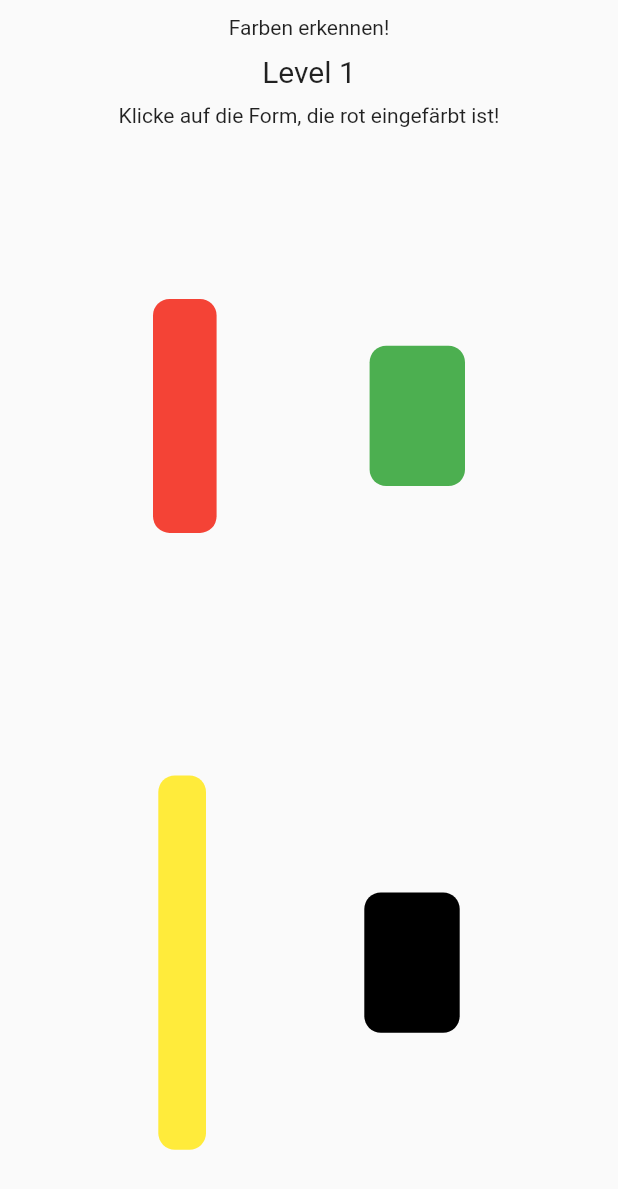
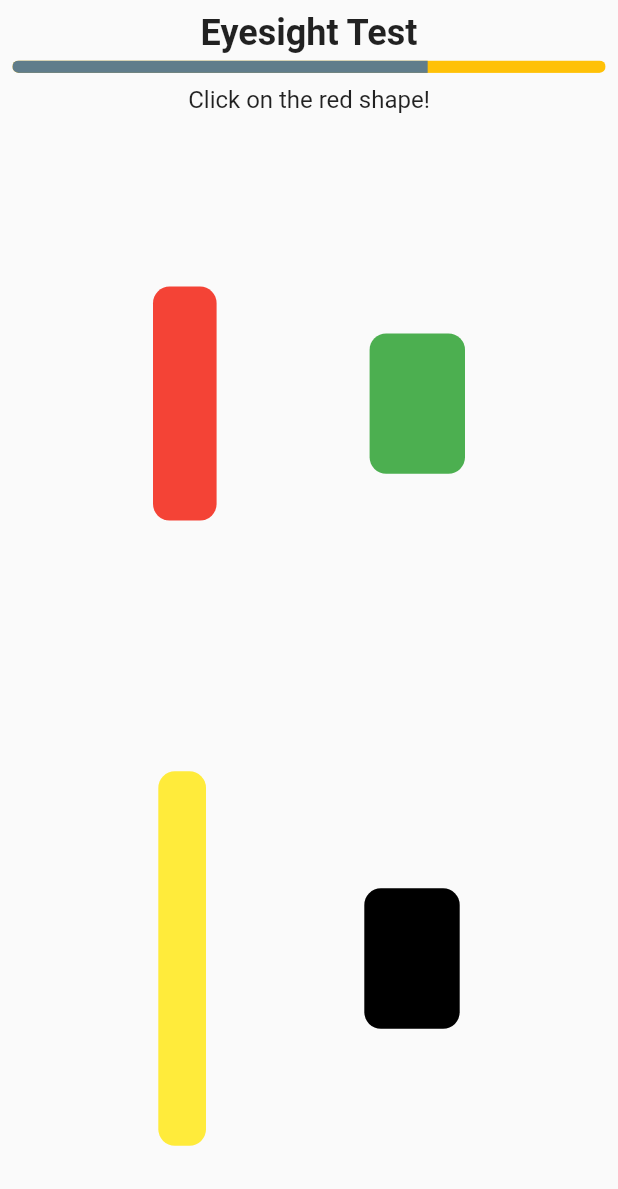
Before and after one commit to jdevacc20/die_vier_stunden_woche, a Flutter app: the LevelShapesWidget widget shown alone on an empty page, opened directly, on a phone screen of 412 x 824 dp. Shown: the top 1189 px of the screen. Run offline on Flutter 3.47's test engine with Material 2 defaults, Android fonts, the phone set to English and light mode, and no system bars; our stand-ins replace shared_preferences; accounts and stored records are empty.

Commit message:
Added LevelWrapper, wrapped Memory and Shapes

```diff
--- a/flutter_app/lib/levels/level_memory/level_memory_widget.dart
+++ b/flutter_app/lib/levels/level_memory/level_memory_widget.dart
@@ -1,9 +1,7 @@
 import 'package:flutter/material.dart';
 import 'package:flutter_app/levels/level_memory/level_memory_card_widget.dart';
-import 'package:flutter_app/models/level_model.dart';
+import 'package:flutter_app/levels/level_wrapper.dart';
 import 'dart:async';
-
-import 'package:provider/provider.dart';
 
 class LevelMemoryWidget extends StatefulWidget {
   const LevelMemoryWidget({super.key});
@@ -13,6 +11,7 @@ class LevelMemoryWidget extends StatefulWidget {
 }
 
 class _LevelMemoryWidget extends State<LevelMemoryWidget> {
+  bool done = false;
   int _curOpenIndex = -1; //index of the current open card
   List<LevelMemoryCardWidget> _cards = []; //all _cards
   List<int> _solved = []; //list of all _solved _cards
@@ -22,12 +21,10 @@ class _LevelMemoryWidget extends State<LevelMemoryWidget> {
   List<int> _indexCardToClose = []; //index of the card to close
   int timeLeftSecondCard = 0; //time left to select your second card
 
-  late LevelModel _levelModel;
-
   @override
   void initState() {
     super.initState();
-    _cards = generateMemory_Cards();
+    _cards = generateMemoryCards();
     _timer = Timer.periodic(const Duration(seconds: 1), (timer) {
       setState(() {
         if (_timeLeft == 1) {
@@ -51,29 +48,18 @@ class _LevelMemoryWidget extends State<LevelMemoryWidget> {
 
   @override
   Widget build(BuildContext context) {
-    return Scaffold(
-      body: Consumer<LevelModel>(builder: (context, value, child) {
-        _levelModel = value;
-        return Column(
-          children: [
-            const Center(
-              child: Text(
-                "Das ist ein Gedächtnistest!",
-              ),
-            ),
-            Expanded(
-              child: GridView.count(
-                crossAxisCount: 3,
-                children: _cards,
-              ),
-            )
-          ],
-        );
-      }),
-    );
+      return LevelWrapper(
+        title: "Memory Test",
+        description: "Find pairs of all Icons!",
+        done: done,
+        levelChild: GridView.count(
+          crossAxisCount: 3,
+          children: _cards,
+        ),
+      );
   }
 
-  List<LevelMemoryCardWidget> generateMemory_Cards() {
+  List<LevelMemoryCardWidget> generateMemoryCards() {
     List<int> items = [0, 0, 1, 1, 2, 2, 3, 3, 4, 5, 5, 6];
     items.shuffle();
     return List.generate(items.length, (index) {
@@ -179,7 +165,7 @@ class _LevelMemoryWidget extends State<LevelMemoryWidget> {
         _curOpenIndex = -1;
       });
       if (_cards.length == _solved.length) {
-        _levelModel.increaseLevel();
+        setState((){done = true;});
       }
     } else {
       //not the same card
@@ -195,14 +181,14 @@ class _LevelMemoryWidget extends State<LevelMemoryWidget> {
   ///replace old card with new card with new state
   void _changeCardState(int index, bool open) {
     LevelMemoryCardWidget old = _cards[index];
-    List<LevelMemoryCardWidget> new_cards = List.from(_cards);
-    new_cards[index] = LevelMemoryCardWidget(
+    List<LevelMemoryCardWidget> newCards = List.from(_cards);
+    newCards[index] = LevelMemoryCardWidget(
       icon: old.icon,
       iconType: old.iconType,
       onTap: onCardIsPressed,
       index: index,
       open: open,
     );
-    _cards = new_cards;
+    _cards = newCards;
   }
 }
--- a/flutter_app/lib/levels/level_shapes/level_shapes_widget.dart
+++ b/flutter_app/lib/levels/level_shapes/level_shapes_widget.dart
@@ -2,6 +2,7 @@ import 'dart:async';
 import 'dart:math';
 
 import 'package:flutter/material.dart';
+import 'package:flutter_app/levels/level_wrapper.dart';
 import 'package:flutter_app/models/level_model.dart';
 import 'package:provider/provider.dart';
 
@@ -13,6 +14,7 @@ class LevelShapesWidget extends StatefulWidget {
 }
 
 class _LevelShapesWidget extends State<LevelShapesWidget> {
+  bool done = false;
   Timer _timer = Timer(const Duration(seconds: 0), () {});
   int _level = 1;
   final int _levelCount = 3;
@@ -20,8 +22,6 @@ class _LevelShapesWidget extends State<LevelShapesWidget> {
   List<double> _widthFactors = [0.4, 0.6, 0.3, 0.6];
   List<Color> _colors = [Colors.red, Colors.green, Colors.yellow, Colors.black];
   int _timeLeft = 0;
-
-  late LevelModel _levelModel;
 
   final List<Color> _availableColors = [
     Colors.green,
@@ -39,7 +39,9 @@ class _LevelShapesWidget extends State<LevelShapesWidget> {
       if (_timeLeft > 0) {
         _timeLeft -= 1;
       } else if (_level == _levelCount) {
-        await _levelModel.increaseLevel();
+        setState(() {
+          done = true;
+        });
         timer.cancel();
       }
     });
@@ -53,24 +55,11 @@ class _LevelShapesWidget extends State<LevelShapesWidget> {
 
   @override
   Widget build(BuildContext context) {
-    return Scaffold(
-      body: Consumer<LevelModel>(
-        builder: (context, value, child) {
-          _levelModel = value;
-          return Column(
-            children: [
-              const Padding(
-                  padding: EdgeInsets.all(10), child: Text("Farben erkennen!")),
-              Text(
-                "Level $_level",
-                style: const TextStyle(fontSize: 20),
-              ),
-              const Padding(
-                padding: EdgeInsets.all(10),
-                child: Text("Klicke auf die Form, die rot eingefärbt ist!"),
-              ),
-              Expanded(
-                child: Column(
+    return LevelWrapper(
+      title: "Eyesight Test",
+      description: "Click on the red shape!",
+      done: done,
+      levelChild: Column(
         children: [
           Expanded(
             child: Row(
@@ -111,11 +100,6 @@ class _LevelShapesWidget extends State<LevelShapesWidget> {
             ),
           )
         ],
-                ),
-              )
-            ],
-          );
-        },
       ),
     );
   }
--- /dev/null
+++ b/flutter_app/lib/levels/level_wrapper.dart
@@ -0,0 +1,91 @@
+import 'package:flutter/material.dart';
+import 'package:provider/provider.dart';
+
+import '../models/level_model.dart';
+
+class LevelWrapper extends StatelessWidget {
+  final String title;
+  final String description;
+  final bool done;
+  final Widget levelChild;
+
+  const LevelWrapper(
+      {super.key,
+      required this.title,
+      required this.description,
+      required this.done,
+      required this.levelChild});
+
+  @override
+  Widget build(BuildContext context) {
+    return Consumer<LevelModel>(builder: (context, value, child) {
+      return SafeArea(
+        child: Scaffold(
+          body: Column(
+            crossAxisAlignment: CrossAxisAlignment.stretch,
+            children: [
+              SizedBox(height: MediaQuery.of(context).size.height * 0.01),
+              Center(
+                child: Text(
+                  title,
+                  style: const TextStyle(
+                      fontSize: 24, fontWeight: FontWeight.bold),
+                ),
+              ),
+              SizedBox(height: MediaQuery.of(context).size.height * 0.005),
+              Padding(
+                padding: EdgeInsets.symmetric(
+                    horizontal: MediaQuery.of(context).size.width * 0.02),
+                child: SizedBox(
+                  height: MediaQuery.of(context).size.height * 0.01,
+                  child: ClipRRect(
+                    borderRadius: BorderRadius.circular(100),
+                    child: const LinearProgressIndicator(
+                      backgroundColor: Colors.amber,
+                      valueColor:
+                          AlwaysStoppedAnimation<Color>(Colors.blueGrey),
+                      //TODO: levelModel.getProgress()
+                      value: 0.7,
+                    ),
+                  ),
+                ),
+              ),
+              SizedBox(height: MediaQuery.of(context).size.height * 0.01),
+              Center(
+                child: Padding(
+                  padding: EdgeInsets.symmetric(
+                      horizontal: MediaQuery.of(context).size.width * 0.1),
+                  child: Text(
+                    description,
+                    style: const TextStyle(fontSize: 16),
+                  ),
+                ),
+              ),
+              SizedBox(height: MediaQuery.of(context).size.height * 0.01),
+              Expanded(
+                child: levelChild,
+              ),
+              if (done)
+                GestureDetector(
+                  onTap: () {
+                    value.increaseLevel();
+                  },
+                  child: Container(
+                    color: Theme.of(context).primaryColor,
+                    height: MediaQuery.of(context).size.height * 0.08,
+                    child: const Center(
+                      child: Text(
+                        "NEXT",
+                        style: TextStyle(
+                            fontSize: 24, fontWeight: FontWeight.bold),
+                      ),
+                    ),
+                  ),
+                ),
+            ],
+          ),
+        ),
+      );
+    });
+  }
+}
```
Lines whose indentation alone changed are shown as unchanged.
